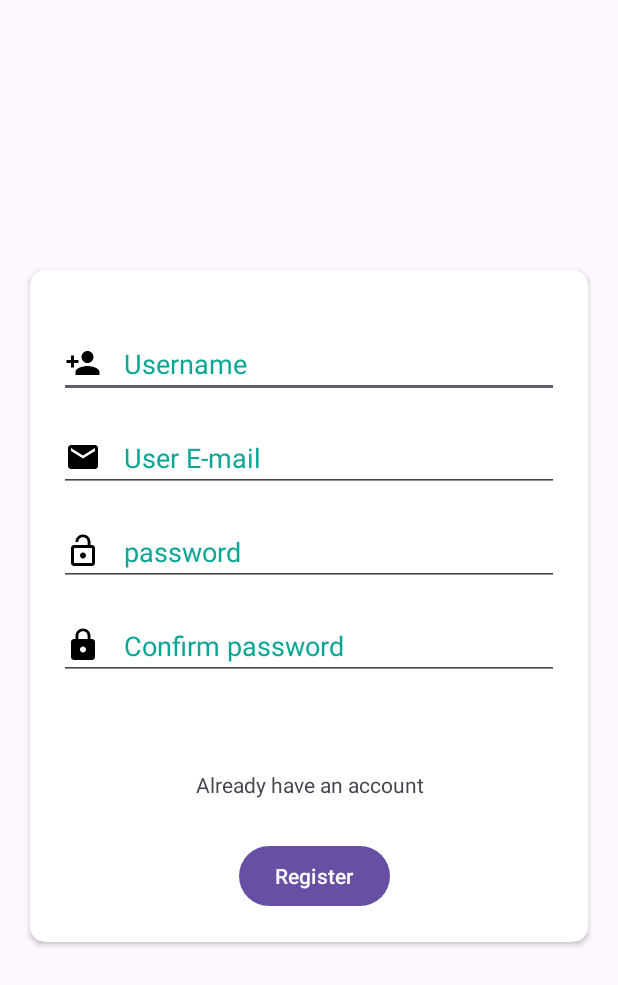
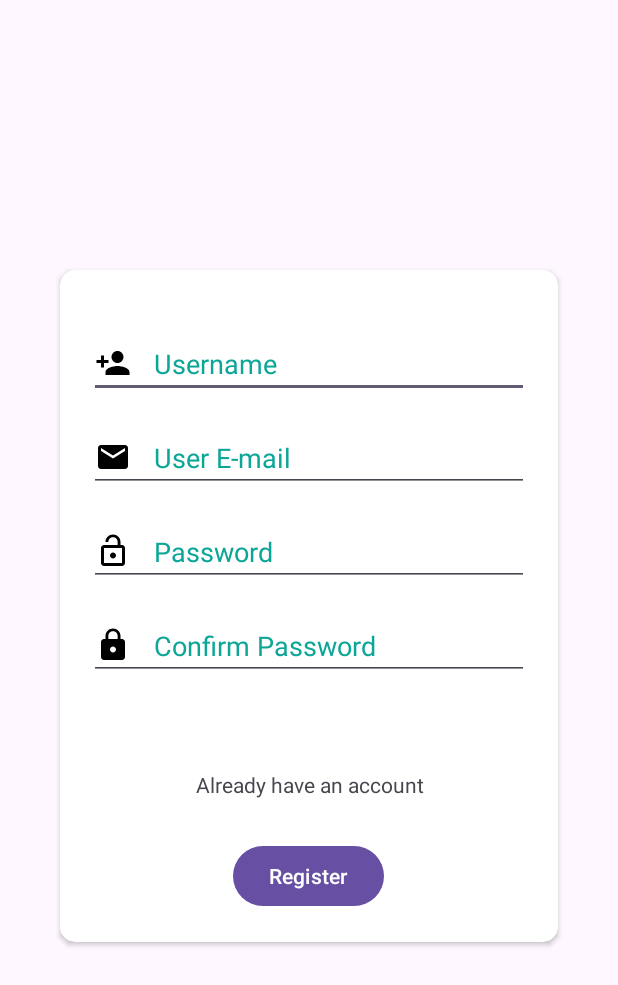
Before and after one commit to Soumyakant18/Echo_Buy, an Android app: the layout activity_signup.xml on its own in the app's theme, with its tools: preview values and no code run, on a phone screen of 412 x 824 dp. Shown: the top 985 px of the screen. Run offline under Robolectric (Android 15) with nearby library versions, the phone set to English and light mode, and no system bars.

Commit message:
on working

```diff
--- a/app/src/main/java/com/example/echobuy/MainActivity.java
+++ b/app/src/main/java/com/example/echobuy/MainActivity.java
@@ -9,7 +9,7 @@ import android.widget.Button;
 
 public class MainActivity extends AppCompatActivity {
 
-    Button button1, button2;
+   private Button button1, button2;
     @Override
     protected void onCreate(Bundle savedInstanceState) {
         super.onCreate (savedInstanceState);
--- a/app/src/main/res/layout/activity_loginactivity.xml
+++ b/app/src/main/res/layout/activity_loginactivity.xml
@@ -11,6 +11,7 @@
         android:layout_height="wrap_content"
         android:id="@+id/loginuser"
         android:ems="13"
+        android:inputType="text"
         android:hint="User name"
         android:layout_alignParentTop="true"
         android:layout_centerHorizontal="true"
@@ -25,6 +26,7 @@
         android:layout_height="wrap_content"
         android:id="@+id/logpassword"
         android:ems="13"
+        android:inputType="text"
         android:hint="Password"
         android:layout_below="@+id/loginuser"
         android:layout_centerHorizontal="true"
--- a/app/src/main/res/layout/activity_signup.xml
+++ b/app/src/main/res/layout/activity_signup.xml
@@ -8,103 +8,88 @@
 
     <androidx.cardview.widget.CardView
         android:layout_width="match_parent"
-        android:layout_marginleft="40dp"
+        android:layout_height="wrap_content"
+        android:layout_marginLeft="40dp"
         android:layout_marginRight="40dp"
-        android:layout_height="wrap_content"
         android:id="@+id/cardsignup"
-       android:layout_centerHorizontal="true"
+        android:layout_centerHorizontal="true"
         app:cardCornerRadius="10dp"
         android:layout_centerInParent="true"
         android:layout_alignParentTop="true"
-        android:layout_marginTop="180dp"
-        >
+        android:layout_marginTop="180dp">
 
         <LinearLayout
             android:layout_width="match_parent"
+            android:layout_height="wrap_content"
+            android:orientation="vertical"
             android:paddingTop="40dp"
             android:paddingRight="19dp"
             android:paddingLeft="19dp"
-            android:paddingBottom="20dp"
-            android:layout_height="wrap_content"
-            android:orientation="vertical"
-            >
+            android:paddingBottom="20dp">
 
             <EditText
                 android:layout_width="match_parent"
                 android:layout_height="wrap_content"
+                android:id="@+id/username"
                 android:hint="Username"
                 android:inputType="text"
-                android:id="@+id/username"
                 android:textColorHint="#0CA697"
                 android:drawableStart="@drawable/reguser"
                 android:drawablePadding="15dp"
-                android:ems="10"
-                >
-
-            </EditText>
-            <EditText
-                android:layout_width="match_parent"
-                android:layout_height="wrap_content"
-               android:hint="User E-mail"
-                android:textColorHint="#0CA697"
-                android:inputType="textEmailAddress"
-                android:drawableStart="@drawable/regmail"
-                android:drawablePadding="15dp"
-                android:id="@+id/Email"
-                android:layout_marginTop="17dp"
-                android:ems="10">
-
-            </EditText>
+                android:ems="10" />
 
             <EditText
                 android:layout_width="match_parent"
                 android:layout_height="wrap_content"
-                android:inputType="numberPassword"
-                android:id="@+id/putpassword"
-                android:hint="password"
+                android:id="@+id/Email"
+                android:hint="User E-mail"
+                android:inputType="textEmailAddress"
+                android:textColorHint="#0CA697"
+                android:drawableStart="@drawable/regmail"
+                android:drawablePadding="15dp"
                 android:layout_marginTop="17dp"
-                android:textColorHint="#0CA697"
-                android:drawableStart="@drawable/reglock"
-                android:drawablePadding="15dp"
-                android:ems="10"
-                >
-
-            </EditText>
+                android:ems="10" />
 
             <EditText
                 android:layout_width="match_parent"
                 android:layout_height="wrap_content"
-                android:inputType="numberPassword"
-                android:hint="Confirm password"
+                android:id="@+id/putpassword"
+                android:hint="Password"
+                android:inputType="textPassword"
+                android:textColorHint="#0CA697"
+                android:drawableStart="@drawable/reglock"
+                android:drawablePadding="15dp"
                 android:layout_marginTop="17dp"
+                android:ems="10" />
+
+            <EditText
+                android:layout_width="match_parent"
+                android:layout_height="wrap_content"
+                android:id="@+id/confirmpassord"
+                android:hint="Confirm Password"
+                android:inputType="textPassword"
                 android:textColorHint="#0CA697"
-                android:id="@+id/confirmpassord"
                 android:drawableStart="@drawable/logpass"
-                android:drawablePadding="15dp">
-
-            </EditText>
+                android:drawablePadding="15dp"
+                android:layout_marginTop="17dp"
+                android:ems="10" />
 
             <TextView
                 android:layout_width="match_parent"
                 android:layout_height="wrap_content"
+                android:id="@+id/already"
                 android:text="Already have an account"
                 android:textAlignment="center"
-                android:layout_marginTop="60dp"
-                android:id="@+id/already">
-
-            </TextView>
+                android:layout_marginTop="60dp" />
 
             <Button
                 android:layout_width="wrap_content"
                 android:layout_height="wrap_content"
+                android:id="@+id/btnregister"
                 android:text="Register"
                 android:layout_marginTop="27dp"
-                android:id="@+id/btnregister"
-                android:layout_marginLeft="120dp">
+                android:layout_gravity="center" />
+        </LinearLayout>
+    </androidx.cardview.widget.CardView>
 
-            </Button>
-
-        </LinearLayout>
-
-    </androidx.cardview.widget.CardView>
 </RelativeLayout>
```
Also changed, not shown: app/build.gradle (+5 -2 lines), app/src/main/java/com/example/echobuy/Signup_activity.java (+14 -0 lines), app/src/main/java/com/example/echobuy/loginactivity.java (+47 -0 lines), app/src/main/res/layout/activity_main.xml (+8 -6 lines).
